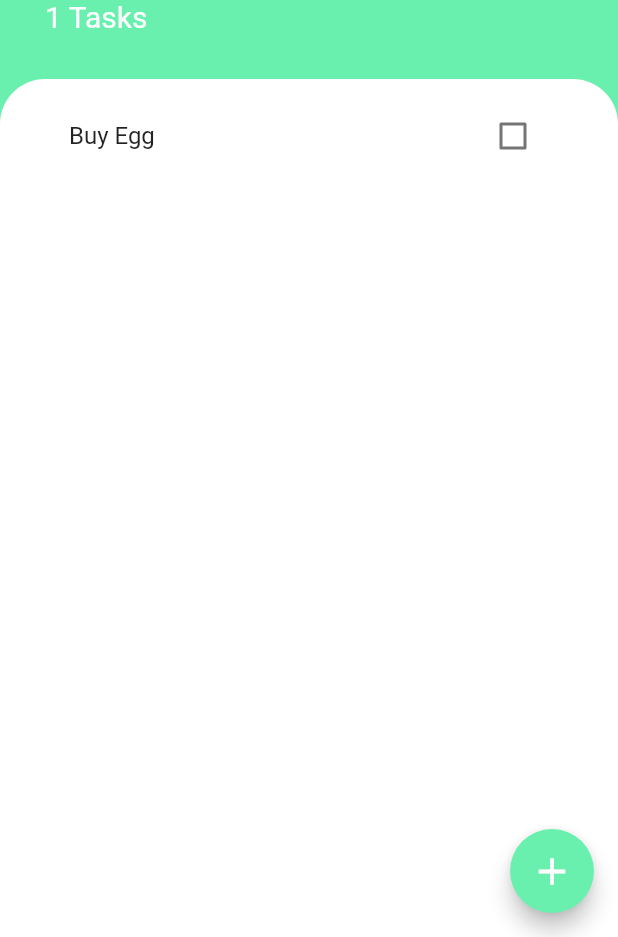
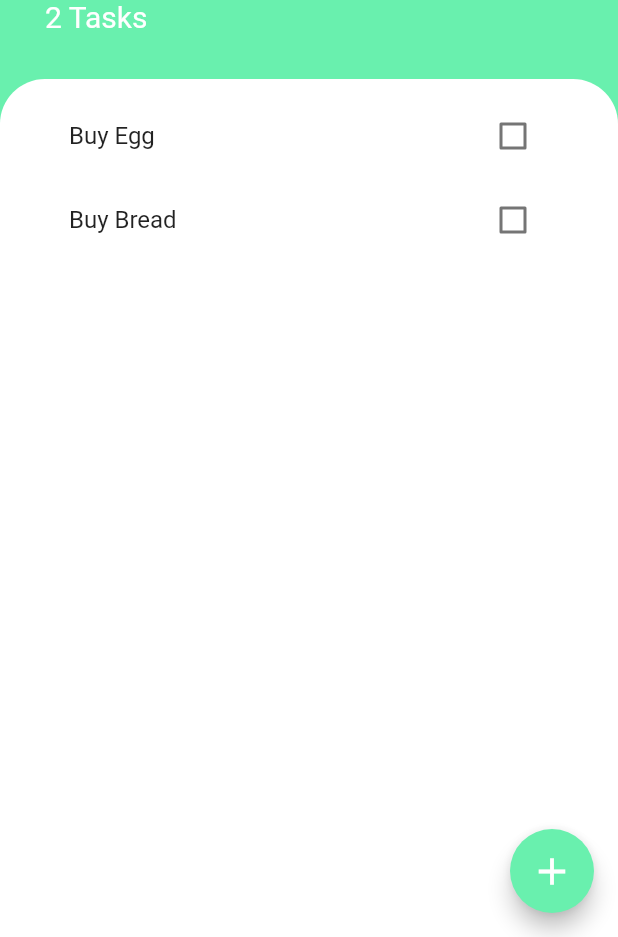
Before and after one commit to Siddhant742/TodoApp, a Flutter app: the screen it shows after launch, on a phone screen of 412 x 824 dp, the part 299-1236 px from its top. Run offline on Flutter 3.47's test engine with Material 2 defaults, Android fonts, the phone set to English and light mode, and no system bars.

Commit message:
add task functionlity

```diff
--- a/lib/widgets/taskList.dart
+++ b/lib/widgets/taskList.dart
@@ -11,9 +11,10 @@ class TaskList extends StatelessWidget {
         return ListView.builder(
           padding: EdgeInsets.symmetric(horizontal: 30, vertical: 10),
           itemBuilder: (BuildContext context, int index) {
-            return TaskTile(taskData.tasks[index].name,
-                taskData.tasks[index].isDone,
-                (checkbox)=>taskData.updateTask(taskData.tasks[index]),
+            return TaskTile(taskTitle:taskData.tasks[index].name,
+                isChecked: taskData.tasks[index].isDone,
+                CheckboxCallback:(checkbox)=>taskData.updateTask(taskData.tasks[index]),
+              // LongpressCallback: ()=> taskData.deleteTask(taskData.tasks[index]),
             );
           },
           itemCount: taskData.taskCount,
--- a/lib/widgets/taskTile.dart
+++ b/lib/widgets/taskTile.dart
@@ -6,7 +6,7 @@ class TaskTile extends StatelessWidget {
   late String taskTitle;
   late bool isChecked ;
   final Function CheckboxCallback;
-  TaskTile(this.taskTitle, this.isChecked, this.CheckboxCallback);
+  TaskTile({required this.taskTitle, required this.isChecked, required this.CheckboxCallback});
   @override
   Widget build(BuildContext context) {
     return ListTile(
@@ -17,6 +17,7 @@ class TaskTile extends StatelessWidget {
         CheckboxCallback(newCheckedValue);
         }
       ),
+      // onLongPress: LongpressCallback(),
     );
   }
 }
--- a/lib/widgets/task_data.dart
+++ b/lib/widgets/task_data.dart
@@ -1,13 +1,26 @@
+import 'dart:collection';
 import 'package:flutter/foundation.dart';
 import 'package:todoapp/widgets/task.dart';
 
 class TaskData extends ChangeNotifier{
-  List<Task> tasks = [Task(name: "Buy Egg")];
+  List<Task> _tasks = [Task(name: "Buy Egg"),
+    Task(name: "Buy Bread")];
   int get taskCount{
-    return tasks.length;
+    return _tasks.length;
   }
+  UnmodifiableListView<Task> get tasks {
+    return UnmodifiableListView(_tasks);
+}
   updateTask(Task task){
     task.toggleisDone();
     notifyListeners();
   }
+  addTask( String taskTitle){
+    _tasks.add(Task(name: taskTitle));
+    notifyListeners();
+  }
+  void deleteTask(Task task){
+    _tasks.remove(task);
+    notifyListeners();
+  }
 }
```
Also changed, not shown: lib/screens/add_task_screen.dart (+5 -5 lines), lib/screens/task_screen.dart (+1 -6 lines).
